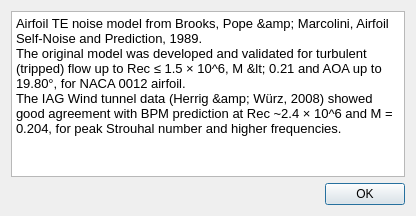
This is src/Noise/noisewarningdialog.ui in rmaugusto/qblade as Qt 5 draws it before an edit. The edited form follows.
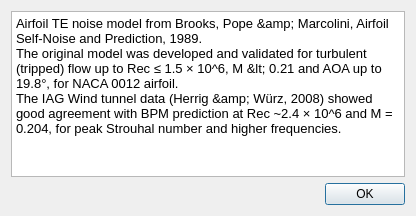
This is the edited form.

What changed in the file:
```diff
--- a/src/Noise/noisewarningdialog.ui
+++ b/src/Noise/noisewarningdialog.ui
@@ -29,7 +29,7 @@
      </property>
      <property name="plainText">
       <string>Airfoil TE noise model from Brooks, Pope &amp; Marcolini, Airfoil Self-Noise and Prediction, 1989. 
-The original model was developed and validated for turbulent (tripped) flow up to Rec ≤ 1.5 × 10^6, M &lt; 0.21 and AOA up to 19.80°, for NACA 0012 airfoil. 
+The original model was developed and validated for turbulent (tripped) flow up to Rec ≤ 1.5 × 10^6, M &lt; 0.21 and AOA up to 19.8°, for NACA 0012 airfoil. 
 The IAG Wind tunnel data (Herrig &amp; Würz, 2008) showed good agreement with BPM prediction at Rec ~2.4 × 10^6 and M = 0.204, for peak Strouhal number and higher frequencies.</string>
      </property>
      <property name="overwriteMode">
```
